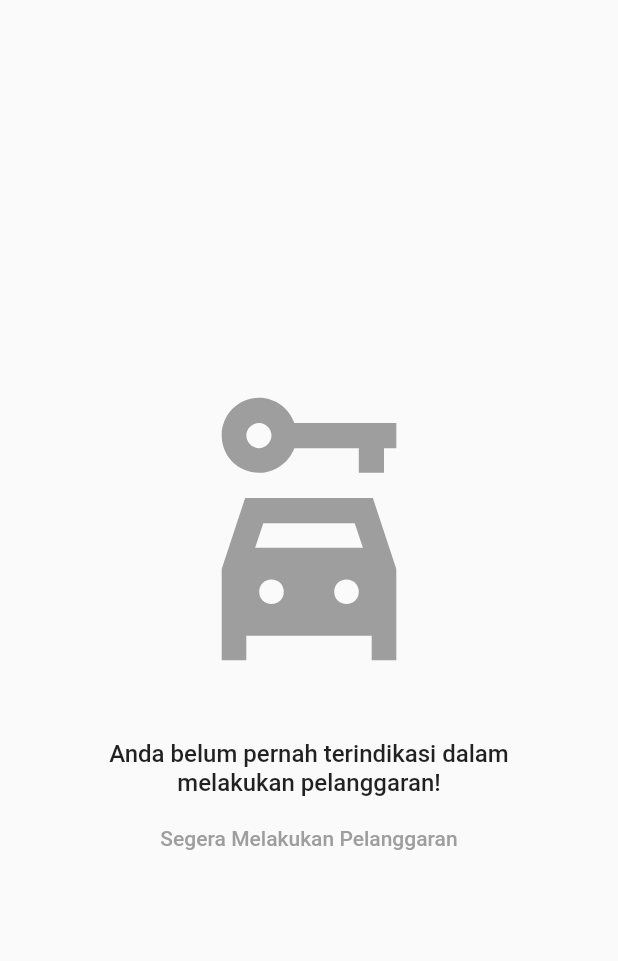
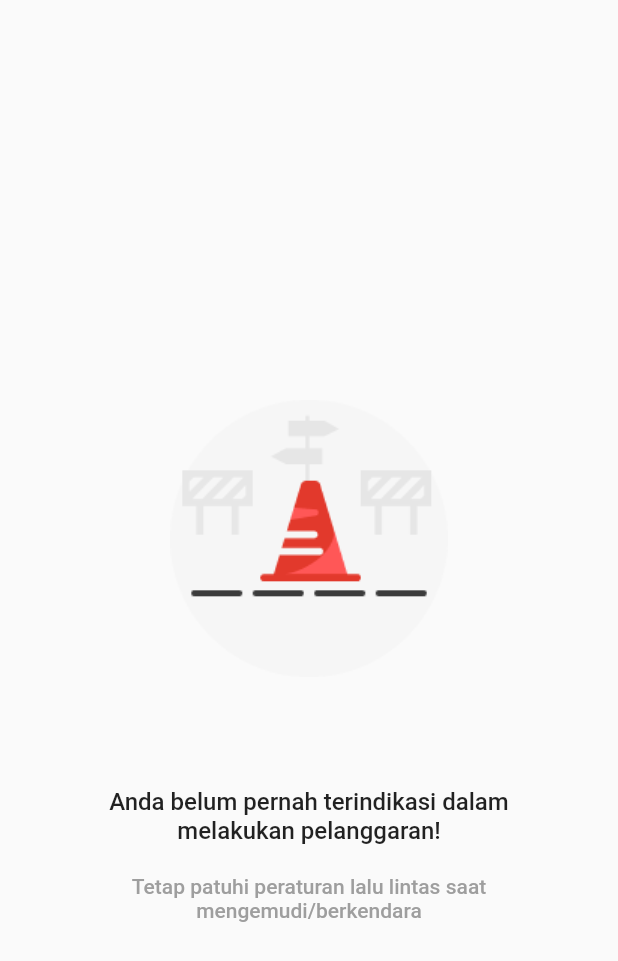
Before and after one commit to WillyHonandar/design_ui_skripsi, a Flutter app: the ListPelanggaranKosong widget shown alone on an empty page, opened directly, on a phone screen of 412 x 824 dp. Shown: the top 961 px of the screen. Run offline on Flutter 3.47's test engine with Material 2 defaults, Android fonts, the phone set to English and light mode, and no system bars; our stand-ins replace carousel_pro, cloud_firestore, firebase_auth, firebase_core, firebase_storage, flutter_icons and 8 more; missing offline and left inert: map_launcher, status_change; accounts and stored records are empty; network calls fail.

Commit message:
fix: design
menambahkan icon dan merapihkan design

```diff
--- a/lib/Pages/Navbar/ListTilang/tilang_berlangsung.dart
+++ b/lib/Pages/Navbar/ListTilang/tilang_berlangsung.dart
@@ -427,14 +427,14 @@ class _ListPelanggaranKosongState extends State<ListPelanggaranKosong> {
                       Container(
                         margin: EdgeInsets.only(bottom: 16),
                         child: Center(
-                          child: Icon(
-                            Icons.car_rental_sharp,
-                            size: 200,
-                            color: Colors.grey,
+                          child: Image(
+                            image: AssetImage(
+                                "assets/icon/list_tilang_kosong.png"),
+                            height: 300,
+                            width: 300,
                           ),
                         ),
                       ),
-                      SizedBox(height: 20),
                       Center(
                         child: Column(
                           children: [
@@ -446,7 +446,7 @@ class _ListPelanggaranKosongState extends State<ListPelanggaranKosong> {
                             ),
                             SizedBox(height: 20),
                             Text(
-                              "Segera Melakukan Pelanggaran",
+                              "Tetap patuhi peraturan lalu lintas saat mengemudi/berkendara",
                               textAlign: TextAlign.center,
                               style: TextStyle(
                                   fontSize: 14,
--- a/pubspec.yaml
+++ b/pubspec.yaml
@@ -73,6 +73,7 @@ flutter:
     - assets/
     - assets/cek_pengetahuan/
     - assets/berita/
+    - assets/icon/
 
   # An image asset can refer to one or more resolution-specific "variants", see
   # https://flutter.dev/assets-and-images/#resolution-aware.
```
Also changed, not shown: lib/Kendaraan/vehicle_list.dart (+18 -13 lines), lib/Pages/Navbar/ListTilang/riwayat.dart (+6 -6 lines), lib/Pages/Navbar/Notification/notifications_page.dart (+28 -10 lines), assets/icon/list_kendaraan_kosong.png (added), assets/icon/list_tilang_kosong.png (added).
